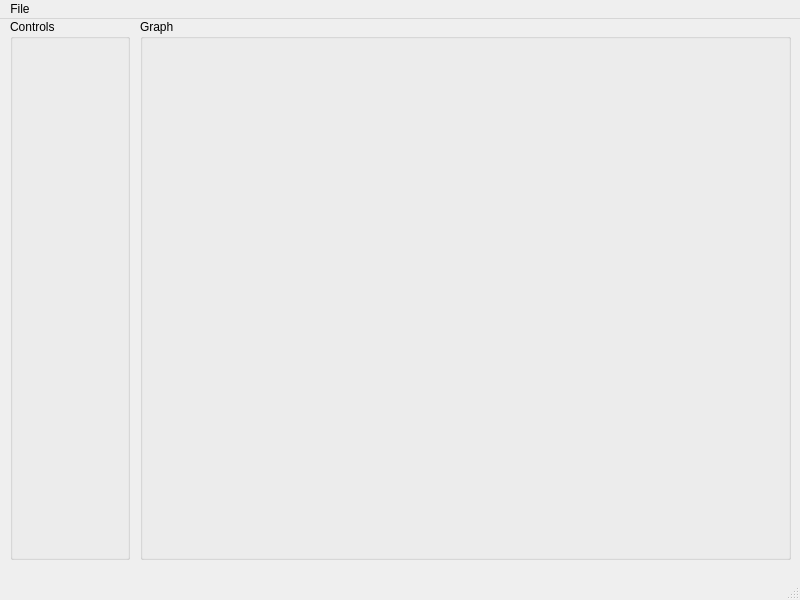
Before: the Qt Designer form autograph/gui/autograph_mainform.ui in NanoDevelopmentGroup/SANDBOX-Python-Graphing-Calculator, drawn with Qt 5.
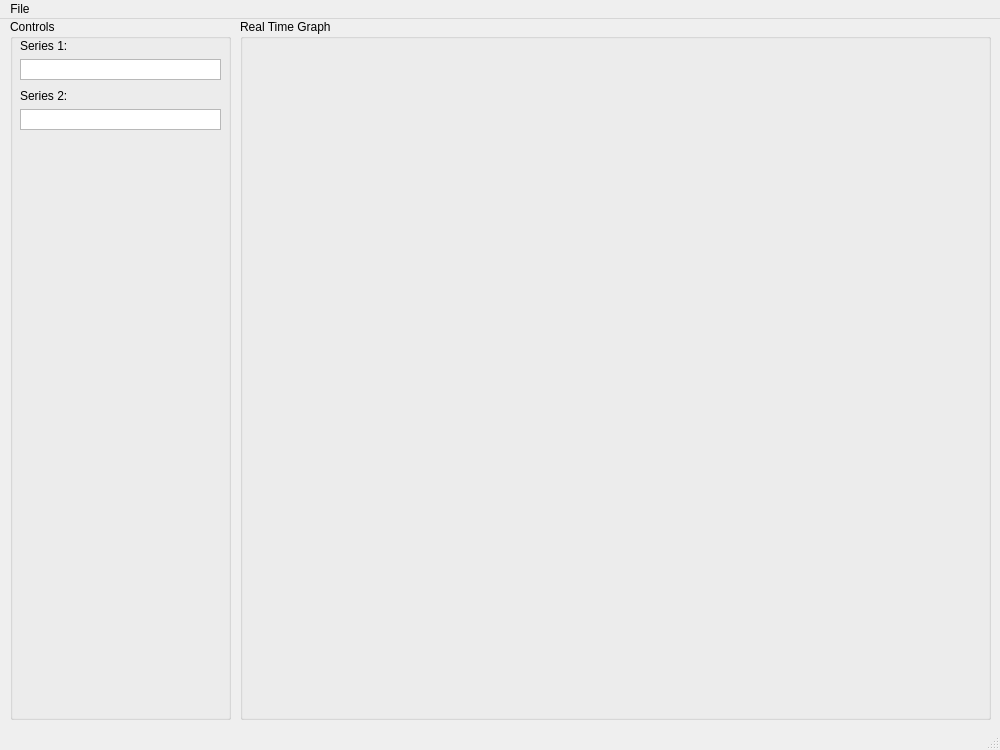
After: the same form once the commit is applied.

Commit message:
feat: Add Textboxes to UI and Minor Re-design
Added textboxes alongside corresponding labels which will serve as the input for the autograph. Re-design includes minor tweaks to fill and sizing.

Diff of the .ui file:
```diff
--- a/autograph/gui/autograph_mainform.ui
+++ b/autograph/gui/autograph_mainform.ui
@@ -6,8 +6,8 @@
    <rect>
     <x>0</x>
     <y>0</y>
-    <width>800</width>
-    <height>600</height>
+    <width>1000</width>
+    <height>750</height>
    </rect>
   </property>
   <property name="windowTitle">
@@ -19,25 +19,87 @@
      <rect>
       <x>10</x>
       <y>0</y>
-      <width>120</width>
-      <height>541</height>
+      <width>221</width>
+      <height>701</height>
      </rect>
     </property>
     <property name="title">
      <string>Controls</string>
     </property>
+    <widget class="QLabel" name="label_Series1">
+     <property name="geometry">
+      <rect>
+       <x>10</x>
+       <y>20</y>
+       <width>47</width>
+       <height>13</height>
+      </rect>
+     </property>
+     <property name="text">
+      <string>Series 1:</string>
+     </property>
+    </widget>
+    <widget class="QLabel" name="label_Series2">
+     <property name="geometry">
+      <rect>
+       <x>10</x>
+       <y>70</y>
+       <width>47</width>
+       <height>13</height>
+      </rect>
+     </property>
+     <property name="text">
+      <string>Series 2:</string>
+     </property>
+    </widget>
+    <widget class="QTextEdit" name="textEdit_Series1">
+     <property name="geometry">
+      <rect>
+       <x>10</x>
+       <y>40</y>
+       <width>201</width>
+       <height>21</height>
+      </rect>
+     </property>
+     <property name="font">
+      <font>
+       <pointsize>8</pointsize>
+      </font>
+     </property>
+     <property name="verticalScrollBarPolicy">
+      <enum>Qt::ScrollBarAlwaysOff</enum>
+     </property>
+    </widget>
+    <widget class="QTextEdit" name="textEdit_Series2">
+     <property name="geometry">
+      <rect>
+       <x>10</x>
+       <y>90</y>
+       <width>201</width>
+       <height>21</height>
+      </rect>
+     </property>
+     <property name="font">
+      <font>
+       <pointsize>8</pointsize>
+      </font>
+     </property>
+     <property name="verticalScrollBarPolicy">
+      <enum>Qt::ScrollBarAlwaysOff</enum>
+     </property>
+    </widget>
    </widget>
    <widget class="QGroupBox" name="groupBox_Graph">
     <property name="geometry">
      <rect>
-      <x>140</x>
+      <x>240</x>
       <y>0</y>
-      <width>651</width>
-      <height>541</height>
+      <width>751</width>
+      <height>701</height>
      </rect>
     </property>
     <property name="title">
-     <string>Graph</string>
+     <string>Real Time Graph</string>
     </property>
    </widget>
   </widget>
@@ -46,18 +108,22 @@
     <rect>
      <x>0</x>
      <y>0</y>
-     <width>800</width>
+     <width>1000</width>
      <height>21</height>
     </rect>
    </property>
-   <widget class="QMenu" name="menuFIle">
+   <widget class="QMenu" name="menuFile">
     <property name="title">
      <string>File</string>
     </property>
    </widget>
-   <addaction name="menuFIle"/>
+   <addaction name="menuFile"/>
   </widget>
-  <widget class="QStatusBar" name="statusbar"/>
+  <widget class="QStatusBar" name="statusbar">
+   <property name="enabled">
+    <bool>true</bool>
+   </property>
+  </widget>
  </widget>
  <resources/>
  <connections/>
```
